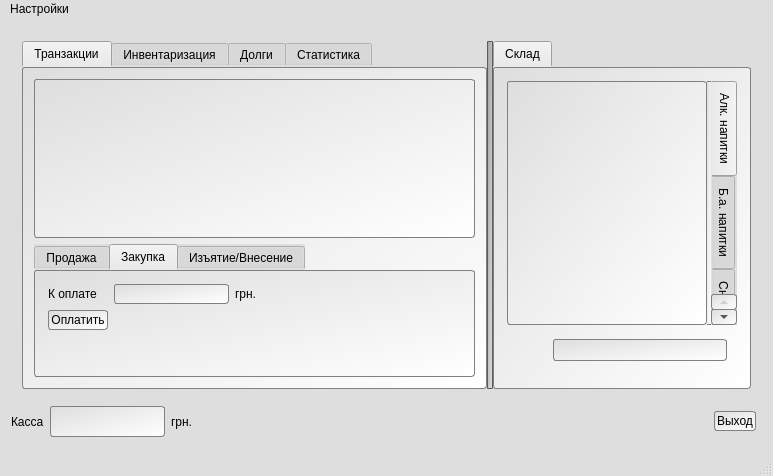
Before: the Qt Designer form bar/bar.ui in SergMaruda/bar, drawn with Qt 5.
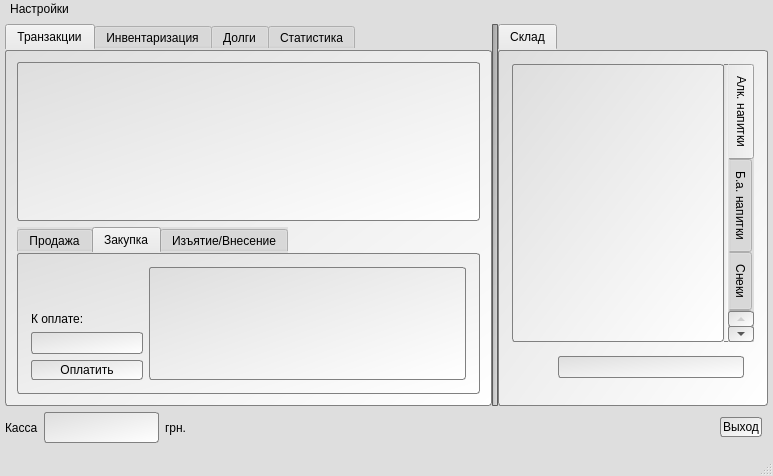
After: the same form once the commit is applied. The open tabs and pages were chosen to show the change. Icons and pictures are not drawn. Custom widgets are drawn as their Qt base class.

Commit message: added goods list for purchases UI Improved

Patch:
```diff
--- a/bar/bar.ui
+++ b/bar/bar.ui
@@ -294,9 +294,33 @@
     </sizepolicy>
    </property>
    <layout class="QVBoxLayout" name="verticalLayout_3" stretch="1,0">
+    <property name="leftMargin">
+     <number>5</number>
+    </property>
+    <property name="topMargin">
+     <number>5</number>
+    </property>
+    <property name="rightMargin">
+     <number>5</number>
+    </property>
+    <property name="bottomMargin">
+     <number>5</number>
+    </property>
     <item>
      <widget class="QWidget" name="widget_3" native="true">
       <layout class="QHBoxLayout" name="horizontalLayout_9">
+       <property name="leftMargin">
+        <number>0</number>
+       </property>
+       <property name="topMargin">
+        <number>0</number>
+       </property>
+       <property name="rightMargin">
+        <number>0</number>
+       </property>
+       <property name="bottomMargin">
+        <number>0</number>
+       </property>
        <item>
         <widget class="QSplitter" name="splitter">
          <property name="orientation">
@@ -377,7 +401,7 @@
                </size>
               </property>
               <property name="currentIndex">
-               <number>0</number>
+               <number>1</number>
               </property>
               <widget class="QWidget" name="tabWidgetPage1">
                <attribute name="title">
@@ -584,9 +608,11 @@
                <attribute name="title">
                 <string>Закупка</string>
                </attribute>
-               <layout class="QGridLayout" name="gridLayout_3">
-                <item row="4" column="0">
-                 <spacer name="verticalSpacer_2">
+               <layout class="QHBoxLayout" name="horizontalLayout_10" stretch="0,1">
+                <item>
+                 <layout class="QVBoxLayout" name="verticalLayout_8">
+                  <item>
+                   <spacer name="verticalSpacer">
                   <property name="orientation">
                    <enum>Qt::Vertical</enum>
                   </property>
@@ -598,21 +624,15 @@
                   </property>
                  </spacer>
                 </item>
-                <item row="2" column="0">
+                  <item>
                  <widget class="QLabel" name="label_6">
                   <property name="text">
-                   <string>К оплате</string>
+                     <string>К оплате:</string>
                   </property>
                  </widget>
                 </item>
-                <item row="2" column="1">
+                  <item>
                  <widget class="QLineEdit" name="lineEditPurchasePrice">
-                  <property name="maximumSize">
-                   <size>
-                    <width>115</width>
-                    <height>16777215</height>
-                   </size>
-                  </property>
                   <property name="alignment">
                    <set>Qt::AlignCenter</set>
                   </property>
@@ -621,32 +641,30 @@
                   </property>
                  </widget>
                 </item>
-                <item row="3" column="0">
+                  <item>
                  <widget class="QPushButton" name="pushButtonPurchase">
                   <property name="text">
                    <string>Оплатить</string>
                   </property>
                  </widget>
                 </item>
-                <item row="2" column="2">
-                 <widget class="QLabel" name="label_7">
-                  <property name="text">
-                   <string>грн.</string>
-                  </property>
-                 </widget>
+                 </layout>
                 </item>
-                <item row="3" column="2">
-                 <spacer name="horizontalSpacer_2">
-                  <property name="orientation">
-                   <enum>Qt::Horizontal</enum>
+                <item>
+                 <widget class="QListWidget" name="listWidgetGoodsToBuy">
+                  <property name="styleSheet">
+                   <string notr="true">background-image: url(:/bar/Resources/fonstola.ru-51058.jpg);</string>
                   </property>
-                  <property name="sizeHint" stdset="0">
+                  <property name="iconSize">
                    <size>
-                    <width>40</width>
-                    <height>20</height>
+                    <width>50</width>
+                    <height>50</height>
                    </size>
                   </property>
-                 </spacer>
+                  <property name="viewMode">
+                   <enum>QListView::IconMode</enum>
+                  </property>
+                 </widget>
                 </item>
                </layout>
               </widget>
```
Lines whose indentation alone changed are shown as unchanged. The commit also changes 5 other files.
